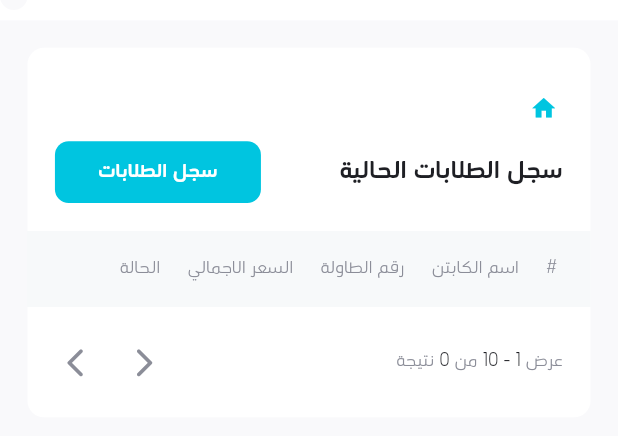
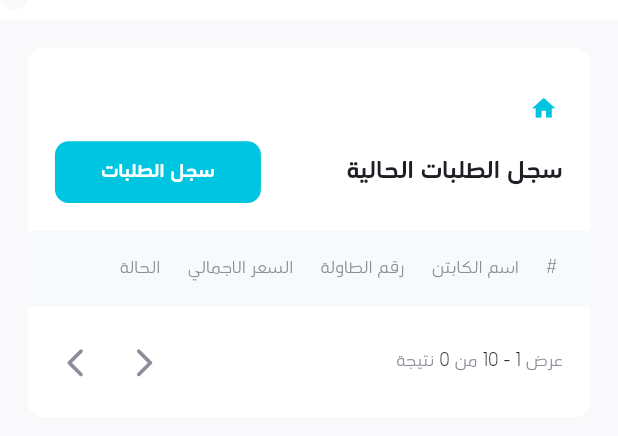
Before and after one commit to karimsayf/happy_shop_dashboard, a Flutter app: the MainScreen screen opened directly, on a phone screen of 412 x 824 dp, the part 62-498 px from its top. Run offline on Flutter 3.47's test engine with Material 3 defaults, Android fonts, the phone set to English and light mode, and no system bars; drawn by our look-alikes of another_flushbar; our stand-ins replace dio, file_picker, flutter_native_splash, flutter_secure_storage, responsive_framework, shared_preferences; accounts and stored records are empty; generated files the repository leaves out were written again; network calls fail.

Commit message:
Fixing Type Mistakes

```diff
--- a/lib/view/products/widgets/products_record.dart
+++ b/lib/view/products/widgets/products_record.dart
@@ -458,7 +458,7 @@ class _ProductsRecordState extends State<ProductsRecord> {
                     mainAxisAlignment: MainAxisAlignment.spaceBetween,
                     children: [
                       const CustomTitle(
-                        text: "سجل المنتاج",
+                        text: "سجل المنتجات",
                         fontSize: 20,
                         fontWeight: FontWeight.w700,
                         color: AppColors.c016,
--- a/lib/view/requests/widgets/requests_record.dart
+++ b/lib/view/requests/widgets/requests_record.dart
@@ -670,7 +670,7 @@ class _RequestsRecordState extends State<RequestsRecord> {
               mainAxisAlignment: MainAxisAlignment.spaceBetween,
               children: [
                 const CustomTitle(
-                  text: "سجل الطلابات الحالية",
+                  text: "سجل الطلبات الحالية",
                   fontSize: 20,
                   fontWeight: FontWeight.w700,
                   color: AppColors.c016,
@@ -694,7 +694,7 @@ class _RequestsRecordState extends State<RequestsRecord> {
                         crossAxisAlignment: CrossAxisAlignment.center,
                         children: [
                           CustomTitle(
-                            text: "سجل الطلابات",
+                            text: "سجل الطلبات",
                             fontSize: 16,
                             fontWeight: FontWeight.w700,
                             color: AppColors.c555,
--- a/lib/view/requests_history/widgets/requests_history_record.dart
+++ b/lib/view/requests_history/widgets/requests_history_record.dart
@@ -206,7 +206,7 @@ class _RequestsHistoryRecordState extends State<RequestsHistoryRecord> {
               }, icon: const Icon(Icons.home,color: AppColors.mainColor,size: 20,),),
               const Text('/',style: TextStyle(color: AppColors.mainColor,fontSize: 13),),
               const SizedBox(width: 10,),
-              const Text('سجل الطلابات',style: TextStyle(color: AppColors.mainColor,fontSize: 13),)
+              const Text('سجل الطلبات',style: TextStyle(color: AppColors.mainColor,fontSize: 13),)
             ],
           ),
           const Padding(
@@ -215,7 +215,7 @@ class _RequestsHistoryRecordState extends State<RequestsHistoryRecord> {
               mainAxisAlignment: MainAxisAlignment.start,
               children: [
                 CustomTitle(
-                  text: "سجل الطلابات",
+                  text: "سجل الطلبات",
                   fontSize: 20,
                   fontWeight: FontWeight.w700,
                   color: AppColors.c016,
```
